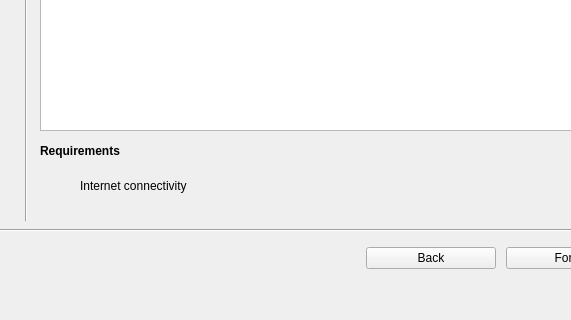
The window that src/usr/share/bbqlinux-installer/qt_interface.ui (bbqlinux/bbqlinux-installer) describes before a commit, drawn with Qt 5; both pictures show x 194 to 765 and y 160 to 480 of the 850 by 480 pixel window.
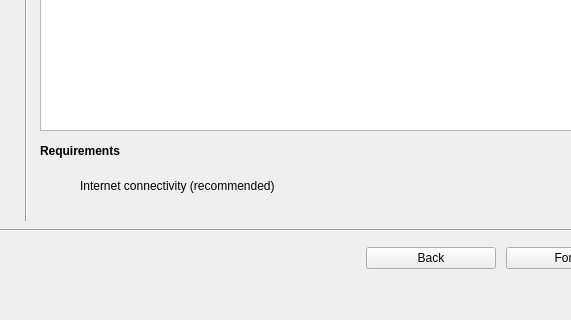
The same window after the commit. The open tabs and pages were chosen to show the change. Icons and pictures are not drawn.

What changed in the file:
```diff
--- a/src/usr/share/bbqlinux-installer/qt_interface.ui
+++ b/src/usr/share/bbqlinux-installer/qt_interface.ui
@@ -1002,7 +1002,7 @@
           <item>
            <widget class="QLabel" name="label_19">
             <property name="text">
-             <string>Internet connectivity</string>
+             <string>Internet connectivity (recommended)</string>
             </property>
            </widget>
           </item>
```
